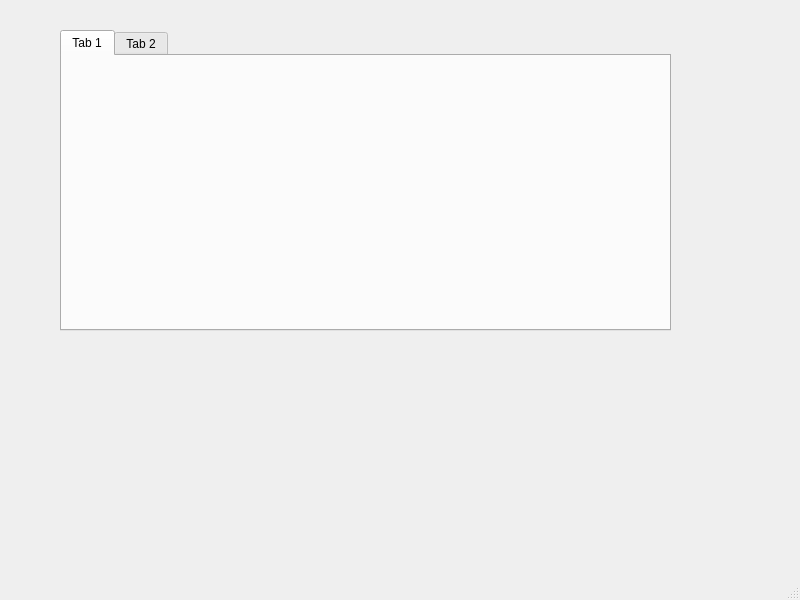
This is ui/medicalCard.ui in flexyw1be/DentalProject as Qt 5 draws it before an edit. The edited form follows.
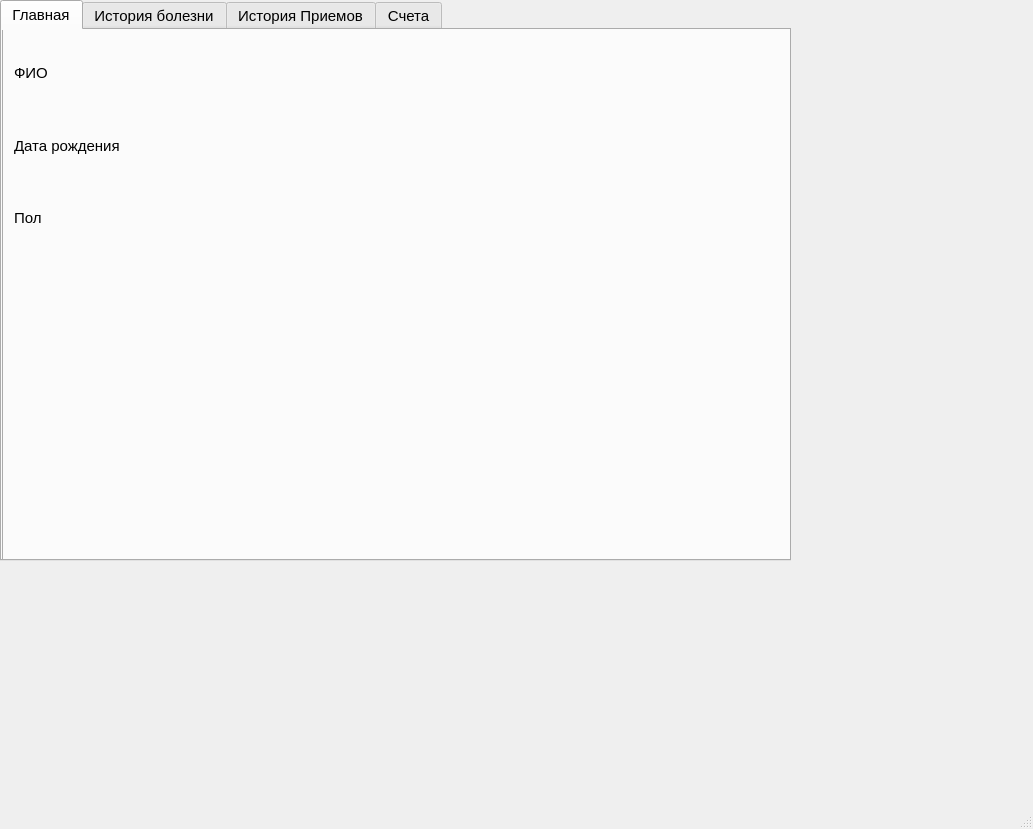
This is the edited form.

Patch:
```diff
--- a/ui/medicalCard.ui
+++ b/ui/medicalCard.ui
@@ -6,8 +6,8 @@
    <rect>
     <x>0</x>
     <y>0</y>
-    <width>800</width>
-    <height>600</height>
+    <width>1033</width>
+    <height>829</height>
    </rect>
   </property>
   <property name="windowTitle">
@@ -17,23 +17,202 @@
    <widget class="QTabWidget" name="tabWidget">
     <property name="geometry">
      <rect>
-      <x>60</x>
-      <y>30</y>
-      <width>611</width>
-      <height>301</height>
+      <x>0</x>
+      <y>0</y>
+      <width>791</width>
+      <height>561</height>
      </rect>
     </property>
+    <property name="font">
+     <font>
+      <family>Segoe UI</family>
+      <pointsize>11</pointsize>
+     </font>
+    </property>
     <property name="currentIndex">
      <number>0</number>
     </property>
     <widget class="QWidget" name="tab">
      <attribute name="title">
-      <string>Tab 1</string>
+      <string>Главная</string>
      </attribute>
+     <widget class="QWidget" name="horizontalLayoutWidget">
+      <property name="geometry">
+       <rect>
+        <x>220</x>
+        <y>170</y>
+        <width>160</width>
+        <height>80</height>
+       </rect>
+      </property>
+      <layout class="QHBoxLayout" name="horizontalLayout">
+       <item>
+        <widget class="QLabel" name="label">
+         <property name="text">
+          <string>TextLabel</string>
+         </property>
+        </widget>
+       </item>
+       <item>
+        <widget class="QLineEdit" name="lineEdit"/>
+       </item>
+      </layout>
+     </widget>
+     <widget class="QTabWidget" name="tabWidget_2">
+      <property name="geometry">
+       <rect>
+        <x>0</x>
+        <y>-30</y>
+        <width>791</width>
+        <height>561</height>
+       </rect>
+      </property>
+      <property name="font">
+       <font>
+        <family>Segoe UI</family>
+        <pointsize>11</pointsize>
+       </font>
+      </property>
+      <property name="currentIndex">
+       <number>0</number>
+      </property>
+      <widget class="QWidget" name="tab_5">
+       <attribute name="title">
+        <string>Главная</string>
+       </attribute>
+       <widget class="QWidget" name="gridLayoutWidget">
+        <property name="geometry">
+         <rect>
+          <x>10</x>
+          <y>10</y>
+          <width>581</width>
+          <height>211</height>
+         </rect>
+        </property>
+        <layout class="QGridLayout" name="gridLayout">
+         <item row="2" column="0">
+          <layout class="QHBoxLayout" name="horizontalLayout_3">
+           <item>
+            <widget class="QLabel" name="label_7">
+             <property name="font">
+              <font>
+               <family>Segoe UI</family>
+               <pointsize>11</pointsize>
+              </font>
+             </property>
+             <property name="text">
+              <string>Пол</string>
+             </property>
+            </widget>
+           </item>
+           <item>
+            <widget class="QLabel" name="gender_label">
+             <property name="font">
+              <font>
+               <family>Segoe UI</family>
+               <pointsize>11</pointsize>
+              </font>
+             </property>
+             <property name="text">
+              <string/>
+             </property>
+            </widget>
+           </item>
+          </layout>
+         </item>
+         <item row="0" column="0">
+          <layout class="QHBoxLayout" name="horizontalLayout_2">
+           <item>
+            <widget class="QLabel" name="label_5">
+             <property name="font">
+              <font>
+               <family>Segoe UI</family>
+               <pointsize>11</pointsize>
+              </font>
+             </property>
+             <property name="text">
+              <string>ФИО</string>
+             </property>
+            </widget>
+           </item>
+           <item>
+            <widget class="QLabel" name="name_label">
+             <property name="font">
+              <font>
+               <family>Segoe UI</family>
+               <pointsize>11</pointsize>
+              </font>
+             </property>
+             <property name="text">
+              <string/>
+             </property>
+            </widget>
+           </item>
+          </layout>
+         </item>
+         <item row="1" column="0">
+          <layout class="QHBoxLayout" name="horizontalLayout_4">
+           <item>
+            <widget class="QLabel" name="label_6">
+             <property name="font">
+              <font>
+               <family>Segoe UI</family>
+               <pointsize>11</pointsize>
+              </font>
+             </property>
+             <property name="text">
+              <string>Дата рождения</string>
+             </property>
+            </widget>
+           </item>
+           <item>
+            <widget class="QLabel" name="date_label">
+             <property name="font">
+              <font>
+               <family>Segoe UI</family>
+               <pointsize>11</pointsize>
+              </font>
+             </property>
+             <property name="text">
+              <string/>
+             </property>
+            </widget>
+           </item>
+          </layout>
+         </item>
+        </layout>
+       </widget>
+      </widget>
+      <widget class="QWidget" name="tab_6">
+       <attribute name="title">
+        <string>История болезни</string>
+       </attribute>
+      </widget>
+      <widget class="QWidget" name="tab_7">
+       <attribute name="title">
+        <string>История Приемов</string>
+       </attribute>
+      </widget>
+      <widget class="QWidget" name="tab_8">
+       <attribute name="title">
+        <string>Счета</string>
+       </attribute>
+      </widget>
+     </widget>
     </widget>
     <widget class="QWidget" name="tab_2">
      <attribute name="title">
-      <string>Tab 2</string>
+      <string>История болезни</string>
+     </attribute>
+    </widget>
+    <widget class="QWidget" name="tab_3">
+     <attribute name="title">
+      <string>История Приемов</string>
+     </attribute>
+    </widget>
+    <widget class="QWidget" name="tab_4">
+     <attribute name="title">
+      <string>Счета</string>
      </attribute>
     </widget>
    </widget>
```
Left out of the diff: 2 changed lines with no effect on the pictures.
